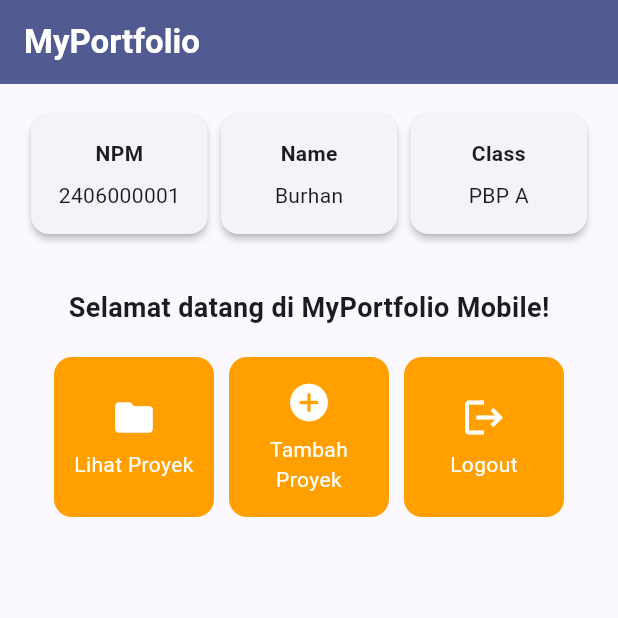
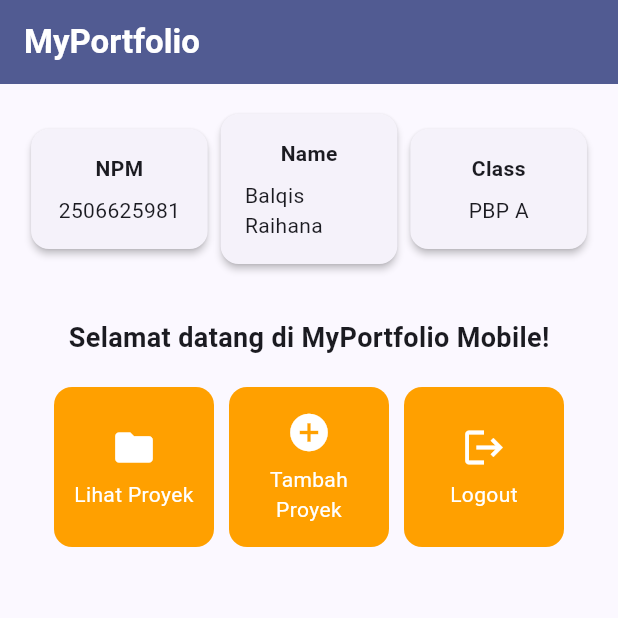
Before and after one commit to balqis-raihana/myportofolio_mobile, a Flutter app: the screen it shows after launch, on a phone screen of 412 x 824 dp, the top half of it. Run offline on Flutter 3.47's test engine with Material 3 defaults, Android fonts, the phone set to English and light mode, and no system bars.

Commit message:
update(tutorial 08): Burhan to Balqis

```diff
--- a/lib/menu.dart
+++ b/lib/menu.dart
@@ -3,8 +3,8 @@ import 'package:flutter/material.dart';
 class MyHomePage extends StatelessWidget {
   MyHomePage({super.key});
 
-  final String npm = "2406000001";
-  final String nama = "Burhan";
+  final String npm = "2506625981";
+  final String nama = "Balqis Raihana";
   final String kelas = "PBP A";
 
   final List<ItemHomepage> items = [
```
